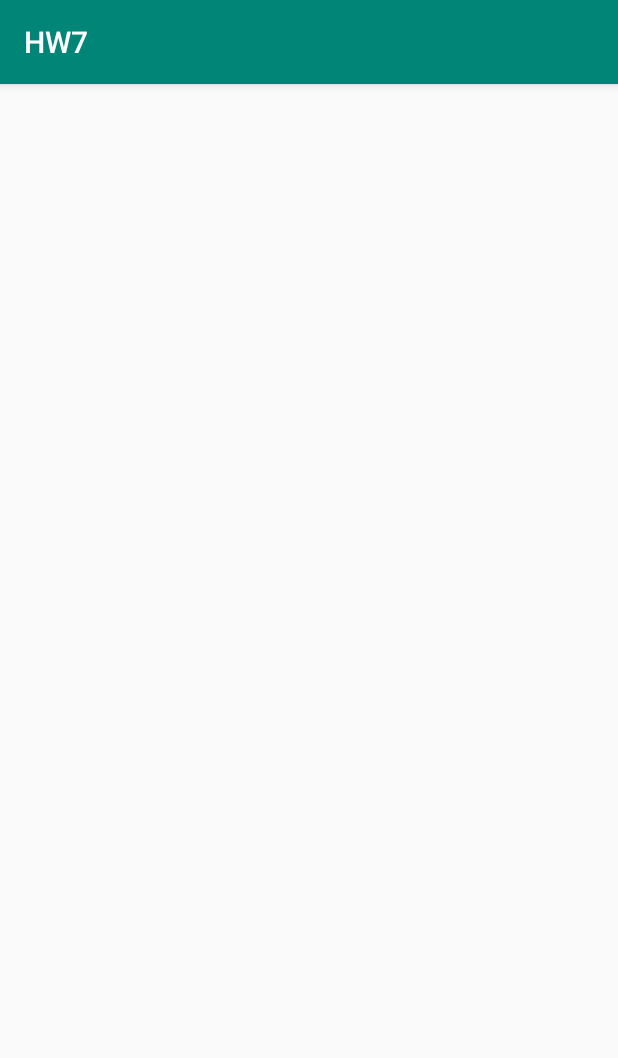
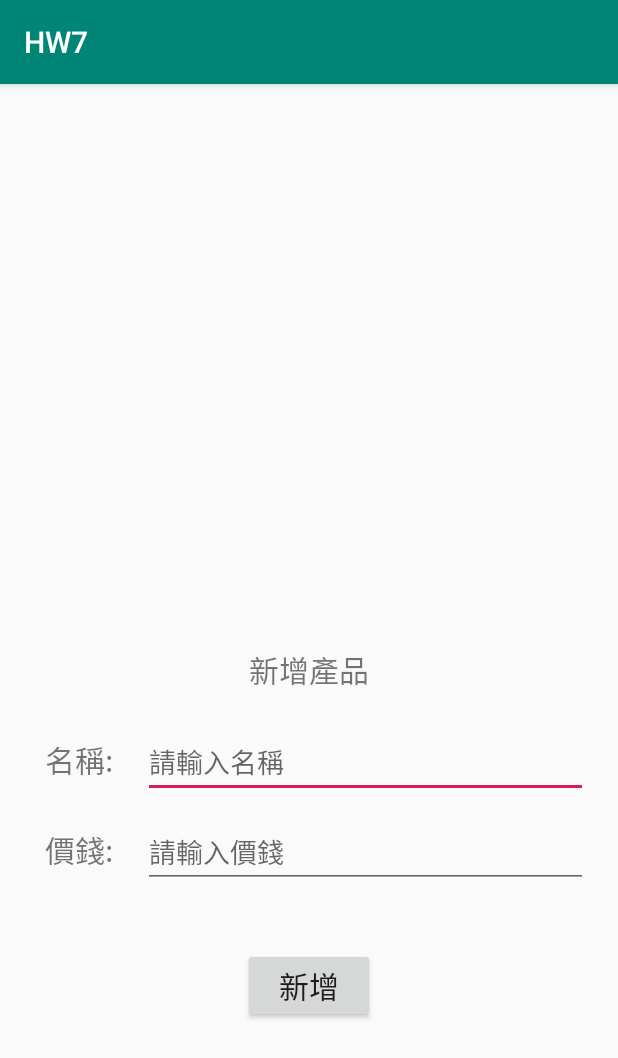
Before and after one commit to DerrickPikachu/HW7, an Android app: the screen it shows after launch (MainActivity), on a phone screen of 412 x 824 dp. Shown: the top 1058 px of the screen. Run offline under Robolectric (Android 15) with nearby library versions, the phone set to English and light mode, and no system bars.

Commit message:
layout dacorate

```diff
--- a/app/src/main/res/layout/activity_main.xml
+++ b/app/src/main/res/layout/activity_main.xml
@@ -6,15 +6,87 @@
     android:layout_height="match_parent"
     tools:context=".MainActivity">
 
+    <TextView
+        android:id="@+id/priceTxv"
+        android:layout_width="wrap_content"
+        android:layout_height="wrap_content"
+        android:layout_marginTop="30dp"
+        android:text="@string/price"
+        android:textSize="20sp"
+        app:layout_constraintStart_toStartOf="@+id/nameTxv"
+        app:layout_constraintTop_toBottomOf="@+id/nameTxv" />
+
     <ListView
         android:id="@+id/showData"
         android:layout_width="0dp"
-        android:layout_height="wrap_content"
+        android:layout_height="0dp"
         android:layout_marginStart="20dp"
-        android:layout_marginTop="70dp"
+        android:layout_marginTop="50dp"
         android:layout_marginEnd="20dp"
+        android:layout_marginBottom="50dp"
+        app:layout_constraintBottom_toTopOf="@+id/addNewHint"
         app:layout_constraintEnd_toEndOf="parent"
         app:layout_constraintHorizontal_bias="0.0"
         app:layout_constraintStart_toStartOf="parent"
         app:layout_constraintTop_toTopOf="parent" />
+
+    <EditText
+        android:id="@+id/nameInputFeild"
+        android:layout_width="0dp"
+        android:layout_height="wrap_content"
+        android:layout_marginStart="20dp"
+        android:layout_marginEnd="20dp"
+        android:ems="10"
+        android:hint="@string/name_hint"
+        android:inputType="textPersonName"
+        app:layout_constraintBaseline_toBaselineOf="@+id/nameTxv"
+        app:layout_constraintEnd_toEndOf="parent"
+        app:layout_constraintStart_toEndOf="@+id/nameTxv" />
+
+    <EditText
+        android:id="@+id/priceInputFeild"
+        android:layout_width="0dp"
+        android:layout_height="wrap_content"
+        android:layout_marginStart="20dp"
+        android:layout_marginEnd="20dp"
+        android:ems="10"
+        android:hint="@string/price_hint"
+        android:inputType="textPersonName"
+        app:layout_constraintBaseline_toBaselineOf="@+id/priceTxv"
+        app:layout_constraintEnd_toEndOf="parent"
+        app:layout_constraintHorizontal_bias="0.0"
+        app:layout_constraintStart_toEndOf="@+id/priceTxv" />
+
+    <TextView
+        android:id="@+id/nameTxv"
+        android:layout_width="wrap_content"
+        android:layout_height="wrap_content"
+        android:layout_marginStart="30dp"
+        android:layout_marginTop="30dp"
+        android:text="@string/input_product_name"
+        android:textSize="20sp"
+        app:layout_constraintStart_toStartOf="parent"
+        app:layout_constraintTop_toBottomOf="@+id/addNewHint" />
+
+    <TextView
+        android:id="@+id/addNewHint"
+        android:layout_width="wrap_content"
+        android:layout_height="wrap_content"
+        android:layout_marginTop="375dp"
+        android:text="@string/newData"
+        android:textSize="20sp"
+        app:layout_constraintEnd_toEndOf="parent"
+        app:layout_constraintStart_toStartOf="parent"
+        app:layout_constraintTop_toTopOf="parent" />
+
+    <Button
+        android:id="@+id/addBtn"
+        android:layout_width="wrap_content"
+        android:layout_height="wrap_content"
+        android:layout_marginTop="40dp"
+        android:text="@string/add"
+        android:textSize="20sp"
+        app:layout_constraintEnd_toEndOf="parent"
+        app:layout_constraintStart_toStartOf="parent"
+        app:layout_constraintTop_toBottomOf="@+id/priceInputFeild" />
 </androidx.constraintlayout.widget.ConstraintLayout>
--- a/app/src/main/res/values/strings.xml
+++ b/app/src/main/res/values/strings.xml
@@ -1,3 +1,9 @@
 <resources>
     <string name="app_name">HW7</string>
+    <string name="newData">新增產品</string>
+    <string name="input_product_name">名稱:</string>
+    <string name="price">價錢:</string>
+    <string name="name_hint">請輸入名稱</string>
+    <string name="price_hint">請輸入價錢</string>
+    <string name="add">新增</string>
 </resources>
```
